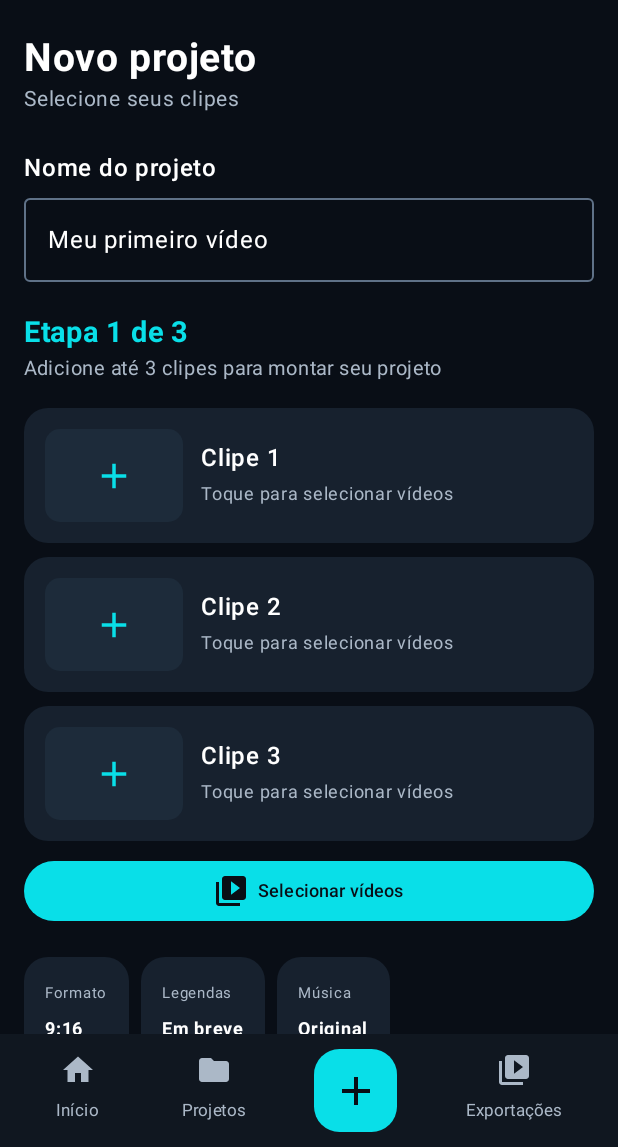
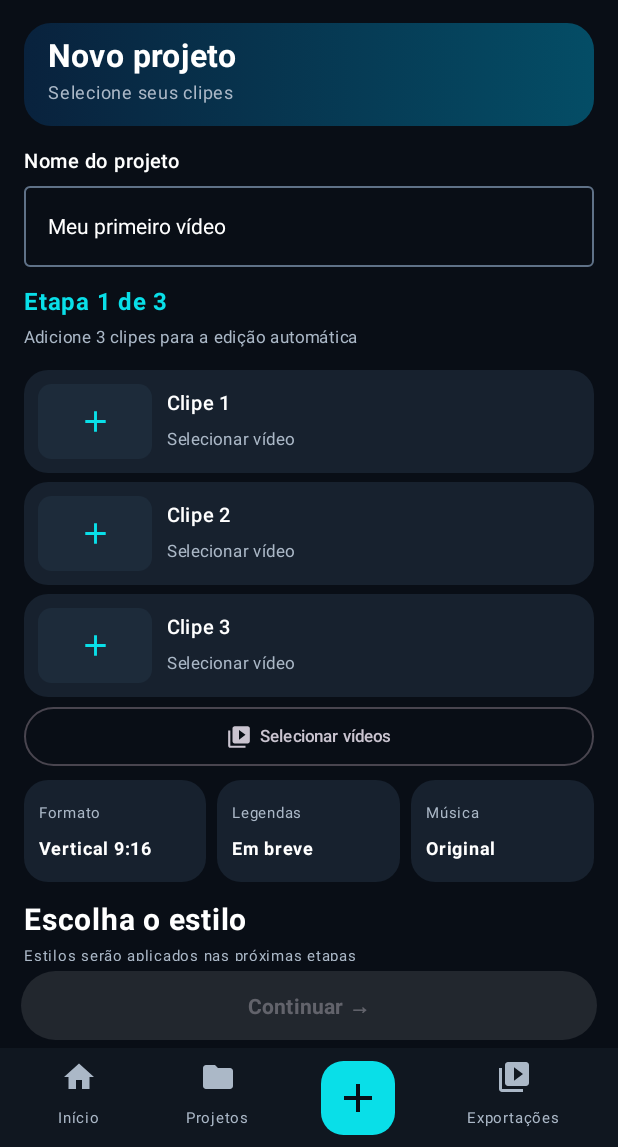
Before and after one commit to romulocarloscontato1/clippilot-android, an Android app built with Jetpack Compose: the screen it shows after launch (MainActivity), after a tap on "Novo projeto", on a phone screen of 412 x 824 dp, the part 89-1236 px from its top. Run offline under Robolectric (Android 15) with nearby library versions, the phone set to English and light mode, and no system bars.

Commit message:
ui: compact new-project layout, make CTA sticky and align mobile spacing with reference

```diff
--- a/app/src/main/java/com/clippilot/android/MainActivity.kt
+++ b/app/src/main/java/com/clippilot/android/MainActivity.kt
@@ -132,7 +132,19 @@ private fun ClipPilotApp() {
         Scaffold(
             containerColor = Background,
             bottomBar = {
-                Navigation(screen) { screen = it }
+                Column {
+                    if (screen == "create") {
+                        Button(
+                            onClick = { previewIndex = 0; screen = "preview" },
+                            enabled = clips.isNotEmpty(),
+                            modifier = Modifier.fillMaxWidth().padding(horizontal = 14.dp, vertical = 6.dp).height(46.dp),
+                            colors = ButtonDefaults.buttonColors(containerColor = Cyan)
+                        ) {
+                            Text("Continuar →", fontWeight = FontWeight.Bold)
+                        }
+                    }
+                    Navigation(screen) { screen = it }
+                }
             }
         ) { padding ->
             Column(
@@ -141,7 +153,7 @@ private fun ClipPilotApp() {
                     .padding(horizontal = 16.dp, vertical = 12.dp)
             ) {
                 BrandHeader()
-                Spacer(Modifier.height(20.dp))
+                Spacer(Modifier.height(12.dp))
                 when (screen) {
                     "home" -> HomeScreen(projectName, clips) { screen = "create" }
                     "create" -> CreateScreen(
@@ -357,80 +369,87 @@ private fun CreateScreen(
     clips: SnapshotStateList<Uri>, style: String, setStyle: (String) -> Unit,
     pick: () -> Unit, clear: () -> Unit, preview: (Int) -> Unit
 ) {
-    Text("Novo projeto", color = Color.White, fontWeight = FontWeight.Bold, fontSize = 26.sp)
-    Text("Selecione seus clipes", color = Muted, fontSize = 14.sp)
-    Spacer(Modifier.height(22.dp))
-    Text("Nome do projeto", color = Color.White, fontWeight = FontWeight.SemiBold)
-    Spacer(Modifier.height(8.dp))
+    Box(
+        modifier = Modifier.fillMaxWidth()
+            .clip(RoundedCornerShape(18.dp))
+            .background(Brush.horizontalGradient(listOf(Color(0xFF09223D), Color(0xFF044D66))))
+            .padding(horizontal = 16.dp, vertical = 10.dp)
+    ) {
+        Column {
+            Text("Novo projeto", color = Color.White, fontWeight = FontWeight.Bold, fontSize = 21.sp)
+            Text("Selecione seus clipes", color = Muted, fontSize = 12.sp)
+        }
+    }
+    Spacer(Modifier.height(12.dp))
+    Text("Nome do projeto", color = Color.White, fontWeight = FontWeight.SemiBold, fontSize = 13.sp)
+    Spacer(Modifier.height(4.dp))
     OutlinedTextField(
         value = projectName, onValueChange = setName,
-        modifier = Modifier.fillMaxWidth(), singleLine = true,
+        modifier = Modifier.fillMaxWidth().height(54.dp), singleLine = true,
+        textStyle = androidx.compose.ui.text.TextStyle(fontSize = 14.sp),
         colors = OutlinedTextFieldDefaults.colors(
             focusedBorderColor = Cyan, unfocusedBorderColor = Color(0xFF5F7187),
             focusedTextColor = Color.White, unfocusedTextColor = Color.White
         )
     )
-    Spacer(Modifier.height(22.dp))
-    Text("Etapa 1 de 3", color = Cyan, fontSize = 19.sp, fontWeight = FontWeight.Bold)
-    Text("Adicione até 3 clipes para montar seu projeto", color = Muted, fontSize = 13.sp)
-    Spacer(Modifier.height(14.dp))
+    Spacer(Modifier.height(11.dp))
+    Text("Etapa 1 de 3", color = Cyan, fontSize = 16.sp, fontWeight = FontWeight.Bold)
+    Text("Adicione 3 clipes para a edição automática", color = Muted, fontSize = 11.sp)
+    Spacer(Modifier.height(9.dp))
     for (index in 0..2) {
         if (index < clips.size) {
             ClipItem(index, clips[index]) { preview(index) }
         } else {
             SurfaceCard {
-                Row(Modifier.fillMaxWidth().clickable(onClick = pick).padding(14.dp),
-                    verticalAlignment = Alignment.CenterVertically) {
-                    Box(Modifier.size(92.dp, 62.dp).background(PanelLight, RoundedCornerShape(10.dp)), contentAlignment = Alignment.Center) {
-                        Icon(Icons.Filled.Add, null, tint = Cyan, modifier = Modifier.size(28.dp))
+                Row(
+                    Modifier.fillMaxWidth().clickable(onClick = pick).padding(9.dp),
+                    verticalAlignment = Alignment.CenterVertically
+                ) {
+                    Box(
+                        Modifier.size(76.dp, 50.dp).background(PanelLight, RoundedCornerShape(9.dp)),
+                        contentAlignment = Alignment.Center
+                    ) {
+                        Icon(Icons.Filled.Add, null, tint = Cyan, modifier = Modifier.size(23.dp))
                     }
-                    Spacer(Modifier.width(12.dp))
-                    Column {
-                        Text("Clipe ${index + 1}", color = Color.White, fontWeight = FontWeight.SemiBold)
-                        Text("Toque para selecionar vídeos", color = Muted, fontSize = 12.sp)
+                    Spacer(Modifier.width(10.dp))
+                    Column(Modifier.weight(1f)) {
+                        Text("Clipe " + (index + 1), color = Color.White, fontWeight = FontWeight.SemiBold, fontSize = 13.sp)
+                        Text("Selecionar vídeo", color = Muted, fontSize = 11.sp)
                     }
                 }
             }
         }
-        Spacer(Modifier.height(9.dp))
+        Spacer(Modifier.height(6.dp))
     }
-    Row(Modifier.fillMaxWidth(), horizontalArrangement = Arrangement.spacedBy(10.dp)) {
-        Button(onClick = pick, colors = ButtonDefaults.buttonColors(containerColor = Cyan), modifier = Modifier.weight(1f)) {
-            Icon(Icons.Filled.VideoLibrary, null)
-            Spacer(Modifier.width(6.dp))
-            Text("Selecionar vídeos", fontSize = 12.sp)
+    Row(Modifier.fillMaxWidth(), horizontalArrangement = Arrangement.spacedBy(8.dp)) {
+        OutlinedButton(
+            onClick = pick, modifier = Modifier.weight(1f).height(39.dp),
+            contentPadding = PaddingValues(horizontal = 7.dp, vertical = 0.dp)
+        ) {
+            Icon(Icons.Filled.VideoLibrary, null, modifier = Modifier.size(17.dp))
+            Spacer(Modifier.width(5.dp))
+            Text("Selecionar vídeos", fontSize = 11.sp)
         }
         if (clips.isNotEmpty()) {
-            OutlinedButton(onClick = clear) { Text("Limpar", fontSize = 12.sp) }
+            TextButton(onClick = clear) { Text("Limpar", fontSize = 11.sp) }
         }
     }
-    Spacer(Modifier.height(20.dp))
-    Row(horizontalArrangement = Arrangement.spacedBy(8.dp)) {
-        SmallOption("Formato", "9:16")
-        SmallOption("Legendas", "Em breve")
-        SmallOption("Música", "Original")
+    Spacer(Modifier.height(10.dp))
+    Row(Modifier.fillMaxWidth(), horizontalArrangement = Arrangement.spacedBy(7.dp)) {
+        SmallOption("Formato", "Vertical 9:16", Modifier.weight(1f))
+        SmallOption("Legendas", "Em breve", Modifier.weight(1f))
+        SmallOption("Música", "Original", Modifier.weight(1f))
     }
-    Spacer(Modifier.height(22.dp))
+    Spacer(Modifier.height(13.dp))
     SectionTitle("Escolha o estilo")
-    Text("Preferência visual — aplicação automática em desenvolvimento", color = Muted, fontSize = 11.sp)
-    Spacer(Modifier.height(12.dp))
-    Row(Modifier.horizontalScroll(rememberScrollState()), horizontalArrangement = Arrangement.spacedBy(8.dp)) {
-        StyleCard("Viral dinâmico", "Ritmo rápido", style == "Viral dinâmico") { setStyle("Viral dinâmico") }
-        StyleCard("Profissional", "Limpo", style == "Profissional") { setStyle("Profissional") }
-        StyleCard("Cinematográfico", "Suave", style == "Cinematográfico") { setStyle("Cinematográfico") }
-    }
-    Spacer(Modifier.height(25.dp))
-    Button(
-        onClick = { preview(0) }, enabled = clips.isNotEmpty(),
-        modifier = Modifier.fillMaxWidth().height(53.dp),
-        colors = ButtonDefaults.buttonColors(containerColor = Cyan)
-    ) {
-        Icon(Icons.Filled.PlayArrow, null)
-        Spacer(Modifier.width(8.dp))
-        Text("Prévia dos clipes", fontWeight = FontWeight.Bold, fontSize = 16.sp)
+    Text("Estilos serão aplicados nas próximas etapas", color = Muted, fontSize = 10.sp)
+    Spacer(Modifier.height(8.dp))
+    Row(Modifier.horizontalScroll(rememberScrollState()), horizontalArrangement = Arrangement.spacedBy(7.dp)) {
+        StyleCard("Viral dinâmico", "Cortes rápidos", style == "Viral dinâmico") { setStyle("Viral dinâmico") }
+        StyleCard("Profissional", "Visual limpo", style == "Profissional") { setStyle("Profissional") }
+        StyleCard("Cinematográfico", "Ritmo suave", style == "Cinematográfico") { setStyle("Cinematográfico") }
     }
     Spacer(Modifier.height(8.dp))
-    Text("A prévia reproduz cada clipe original; ainda não há vídeo final renderizado.", color = Muted, fontSize = 11.sp)
 }
 
 @Composable
@@ -439,17 +458,17 @@ private fun ClipItem(index: Int, uri: Uri, preview: () -> Unit) {
     val bmp = remember(uri) { thumbnail(context, uri) }
     val videoDuration = remember(uri) { duration(context, uri) }
     SurfaceCard {
-        Row(Modifier.fillMaxWidth().clickable(onClick = preview).padding(10.dp),
+        Row(Modifier.fillMaxWidth().clickable(onClick = preview).padding(9.dp),
             verticalAlignment = Alignment.CenterVertically) {
-            Box(Modifier.size(100.dp, 64.dp).clip(RoundedCornerShape(11.dp)).background(PanelLight),
+            Box(Modifier.size(76.dp, 50.dp).clip(RoundedCornerShape(11.dp)).background(PanelLight),
                 contentAlignment = Alignment.Center) {
                 if (bmp != null) Image(bmp.asImageBitmap(), null, Modifier.fillMaxSize(), contentScale = ContentScale.Crop)
                 else Icon(Icons.Filled.Movie, null, tint = Cyan)
             }
             Spacer(Modifier.width(12.dp))
             Column(Modifier.weight(1f)) {
-                Text("Clipe ${index + 1}", color = Color.White, fontWeight = FontWeight.SemiBold)
-                Text("✓ Carregado • $videoDuration", color = Green, fontSize = 12.sp)
+                Text("Clipe ${index + 1}", color = Color.White, fontWeight = FontWeight.SemiBold, fontSize = 13.sp)
+                Text("✓ Carregado • $videoDuration", color = Green, fontSize = 11.sp)
             }
             Icon(Icons.Filled.PlayArrow, "Reproduzir", tint = Cyan)
         }
@@ -457,9 +476,9 @@ private fun ClipItem(index: Int, uri: Uri, preview: () -> Unit) {
 }
 
 @Composable
-private fun SmallOption(title: String, value: String) {
-    SurfaceCard {
-        Column(Modifier.padding(horizontal = 14.dp, vertical = 12.dp)) {
+private fun SmallOption(title: String, value: String, modifier: Modifier = Modifier) {
+    SurfaceCard(modifier) {
+        Column(Modifier.padding(horizontal = 10.dp, vertical = 10.dp)) {
             Text(title, color = Muted, fontSize = 10.sp)
             Text(value, color = Color.White, fontSize = 12.sp, fontWeight = FontWeight.Bold)
         }
@@ -470,18 +489,18 @@ private fun SmallOption(title: String, value: String) {
 private fun StyleCard(title: String, detail: String, selected: Boolean, onClick: () -> Unit) {
     val borderColor = if (selected) Cyan else Color(0xFF274861)
     Column(
-        Modifier.width(138.dp).height(114.dp).border(1.5.dp, borderColor, RoundedCornerShape(15.dp))
+        Modifier.width(113.dp).height(100.dp).border(1.5.dp, borderColor, RoundedCornerShape(15.dp))
             .clip(RoundedCornerShape(15.dp))
             .background(Brush.linearGradient(listOf(Color(0xFF064D61), Color(0xFF112138))))
-            .clickable(onClick = onClick).padding(12.dp)
+            .clickable(onClick = onClick).padding(9.dp)
     ) {
         Row(verticalAlignment = Alignment.CenterVertically) {
             Icon(Icons.Filled.SmartDisplay, null, tint = Cyan, modifier = Modifier.size(21.dp))
             Spacer(Modifier.weight(1f))
             if (selected) Icon(Icons.Filled.CheckCircle, null, tint = Green, modifier = Modifier.size(18.dp))
         }
-        Spacer(Modifier.height(9.dp))
-        Text(title, color = Color.White, fontWeight = FontWeight.Bold, fontSize = 13.sp, maxLines = 2)
+        Spacer(Modifier.height(7.dp))
+        Text(title, color = Color.White, fontWeight = FontWeight.Bold, fontSize = 12.sp, maxLines = 2)
         Text(detail, color = Muted, fontSize = 10.sp, maxLines = 1, overflow = TextOverflow.Ellipsis)
     }
 }
@@ -621,13 +640,13 @@ private fun SectionTitle(title: String) {
 @Composable
 private fun Navigation(selected: String, navigate: (String) -> Unit) {
     Row(
-        Modifier.fillMaxWidth().background(Color(0xFF101720)).padding(horizontal = 10.dp, vertical = 10.dp),
+        Modifier.fillMaxWidth().background(Color(0xFF101720)).padding(horizontal = 10.dp, vertical = 7.dp),
         verticalAlignment = Alignment.CenterVertically,
         horizontalArrangement = Arrangement.SpaceAround
     ) {
         NavItem(Icons.Filled.Home, "Início", selected == "home") { navigate("home") }
         NavItem(Icons.Filled.Folder, "Projetos", selected == "projects") { navigate("projects") }
-        Box(Modifier.size(55.dp).clip(RoundedCornerShape(17.dp)).background(Cyan)
+        Box(Modifier.size(49.dp).clip(RoundedCornerShape(15.dp)).background(Cyan)
             .clickable { navigate("create") }, contentAlignment = Alignment.Center) {
             Icon(Icons.Filled.Add, "Novo projeto", tint = Background, modifier = Modifier.size(32.dp))
         }
@@ -640,6 +659,6 @@ private fun NavItem(image: androidx.compose.ui.graphics.vector.ImageVector, name
     Column(Modifier.clickable(onClick = click).padding(horizontal = 9.dp), horizontalAlignment = Alignment.CenterHorizontally) {
         Icon(image, name, tint = if (selected) Cyan else Muted, modifier = Modifier.size(24.dp))
         Spacer(Modifier.height(3.dp))
-        Text(name, color = if (selected) Cyan else Muted, fontSize = 11.sp)
+        Text(name, color = if (selected) Cyan else Muted, fontSize = 10.sp)
     }
 }
```
